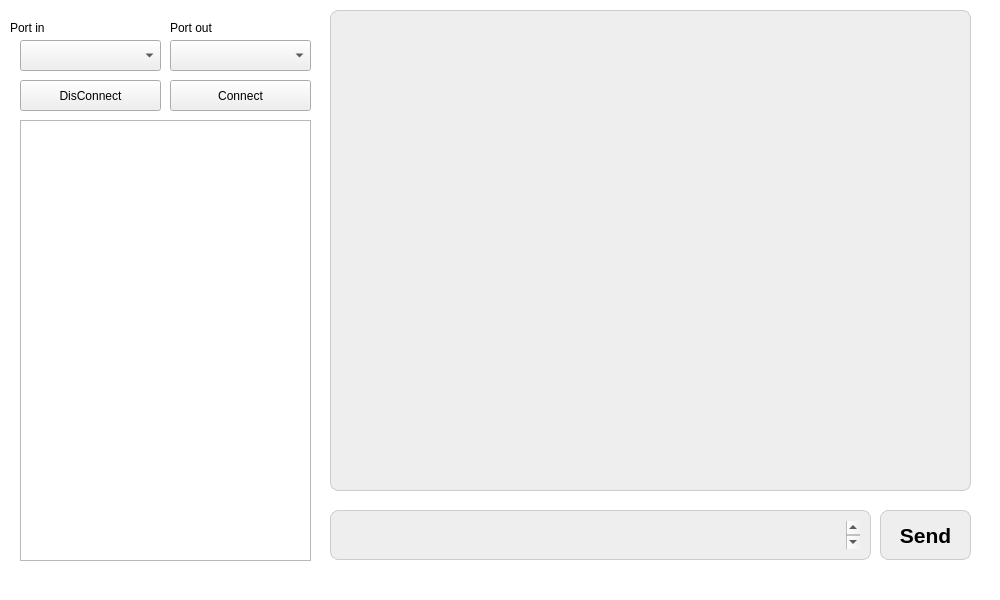
First picture: the form in app/sitcw.ui, repository OverLucker/SiTCW, before the edit.
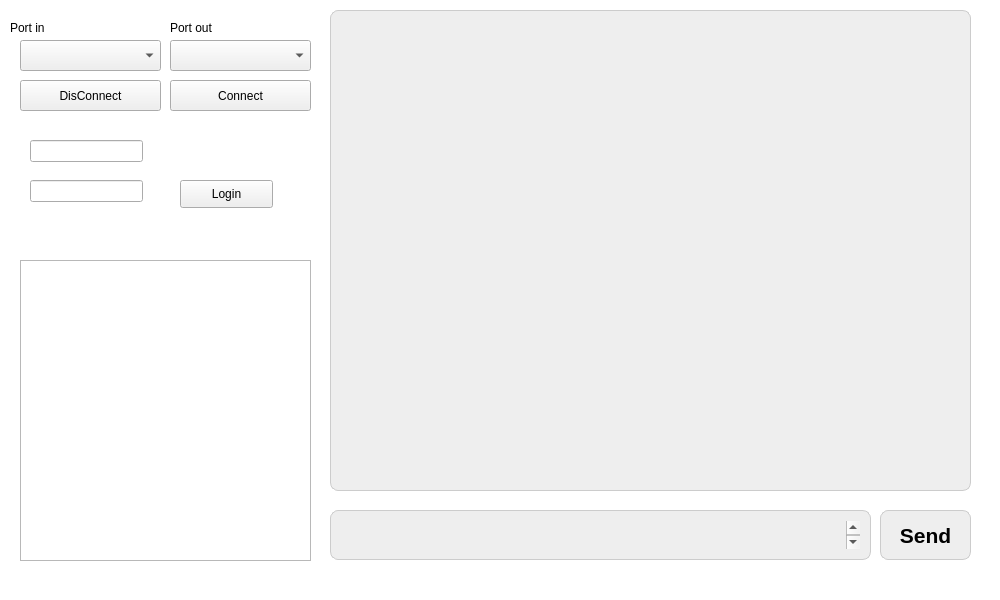
Second picture: the form after the edit.

Commit message: Начало разработки авторизации

Diff of the .ui file:
```diff
--- a/app/sitcw.ui
+++ b/app/sitcw.ui
@@ -235,9 +235,9 @@
     <property name="geometry">
      <rect>
       <x>20</x>
-      <y>120</y>
+      <y>260</y>
       <width>291</width>
-      <height>441</height>
+      <height>301</height>
      </rect>
     </property>
     <property name="focusPolicy">
@@ -284,6 +284,39 @@
      </rect>
     </property>
    </widget>
+   <widget class="QLineEdit" name="leLogin">
+    <property name="geometry">
+     <rect>
+      <x>30</x>
+      <y>140</y>
+      <width>113</width>
+      <height>22</height>
+     </rect>
+    </property>
+   </widget>
+   <widget class="QLineEdit" name="lePass">
+    <property name="geometry">
+     <rect>
+      <x>30</x>
+      <y>180</y>
+      <width>113</width>
+      <height>22</height>
+     </rect>
+    </property>
+   </widget>
+   <widget class="QPushButton" name="pbLogin">
+    <property name="geometry">
+     <rect>
+      <x>180</x>
+      <y>180</y>
+      <width>93</width>
+      <height>28</height>
+     </rect>
+    </property>
+    <property name="text">
+     <string>Login</string>
+    </property>
+   </widget>
   </widget>
   <widget class="QMenuBar" name="menuBar">
    <property name="geometry">
```
The commit also changes 2 other files.
